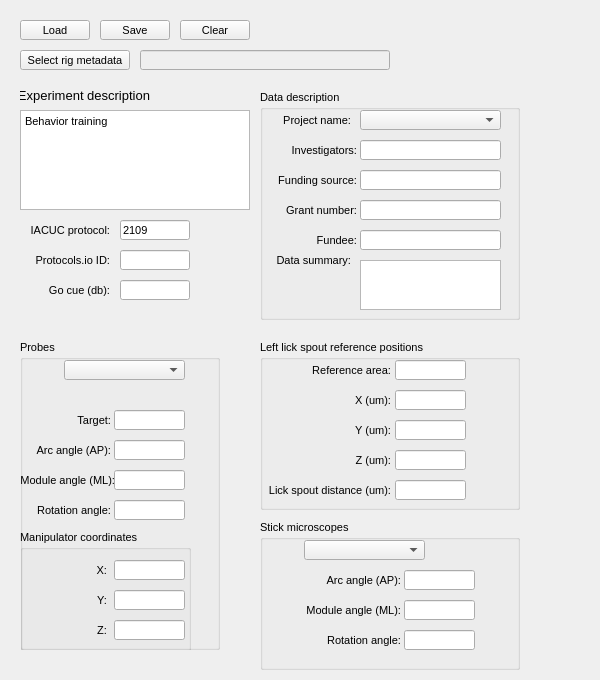
Old version of the form src/foraging_gui/MetaData.ui in the repository AllenNeuralDynamics/dynamic-foraging-task.
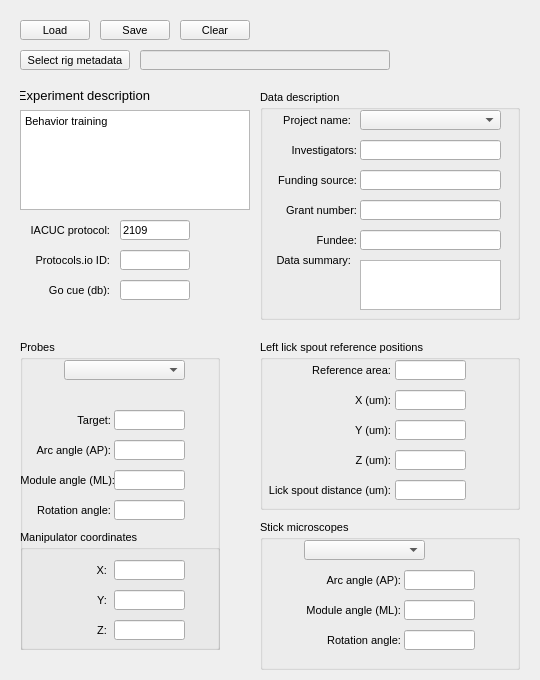
New version of the form.

```diff
--- a/src/foraging_gui/MetaData.ui
+++ b/src/foraging_gui/MetaData.ui
@@ -6,7 +6,7 @@
    <rect>
     <x>0</x>
     <y>0</y>
-    <width>600</width>
+    <width>540</width>
     <height>680</height>
    </rect>
   </property>
@@ -502,7 +502,7 @@
      <rect>
       <x>0</x>
       <y>190</y>
-      <width>171</width>
+      <width>200</width>
       <height>121</height>
      </rect>
     </property>
```
